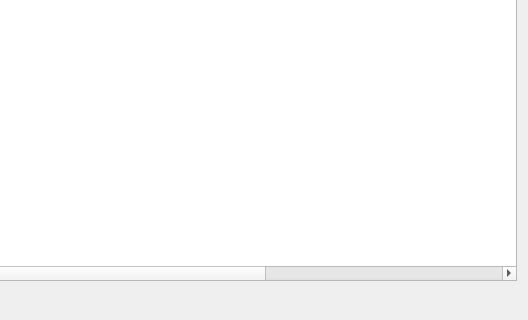
The window that src/qt/forms/coincontroldialog.ui (truckit/Truckcoin) describes before a commit, drawn with Qt 5; both pictures show x 472 to 1000 and y 180 to 500 of the 1000 by 500 pixel window.
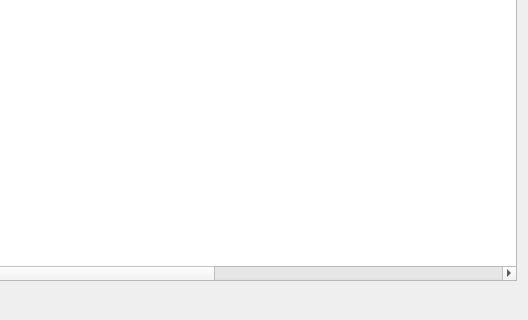
The same window after the commit. Custom widgets are drawn as their Qt base class.

Commit message: Fix CC age column sorting

The edit to the form file:
```diff
--- a/src/qt/forms/coincontroldialog.ui
+++ b/src/qt/forms/coincontroldialog.ui
@@ -483,7 +483,7 @@
       <bool>false</bool>
      </property>
      <property name="columnCount">
-      <number>13</number>
+      <number>14</number>
      </property>
      <attribute name="headerShowSortIndicator" stdset="0">
       <bool>true</bool>
@@ -539,6 +539,11 @@
        <string>Address</string>
       </property>
      </column>
+	 <column> 
+      <property name="text"> /** age int 64 invisible **/ 
+       <string/> 
+      </property> 
+     </column> 
      <column>
       <property name="text">
        <string/>
```
The commit also changes 4 other files.
